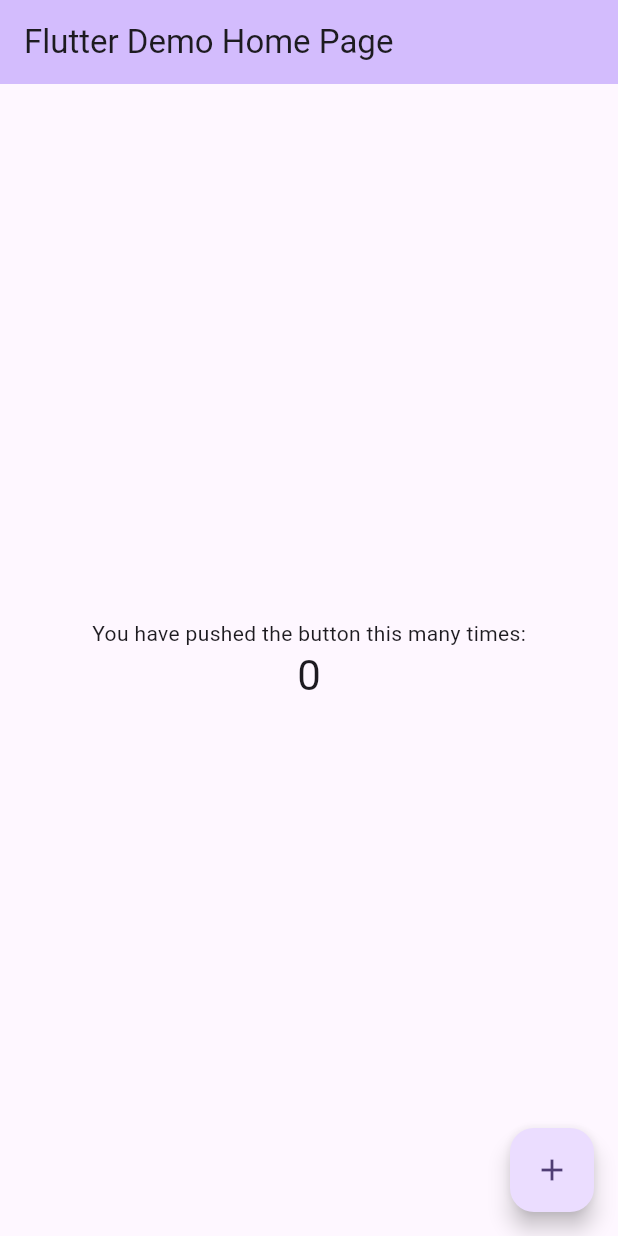
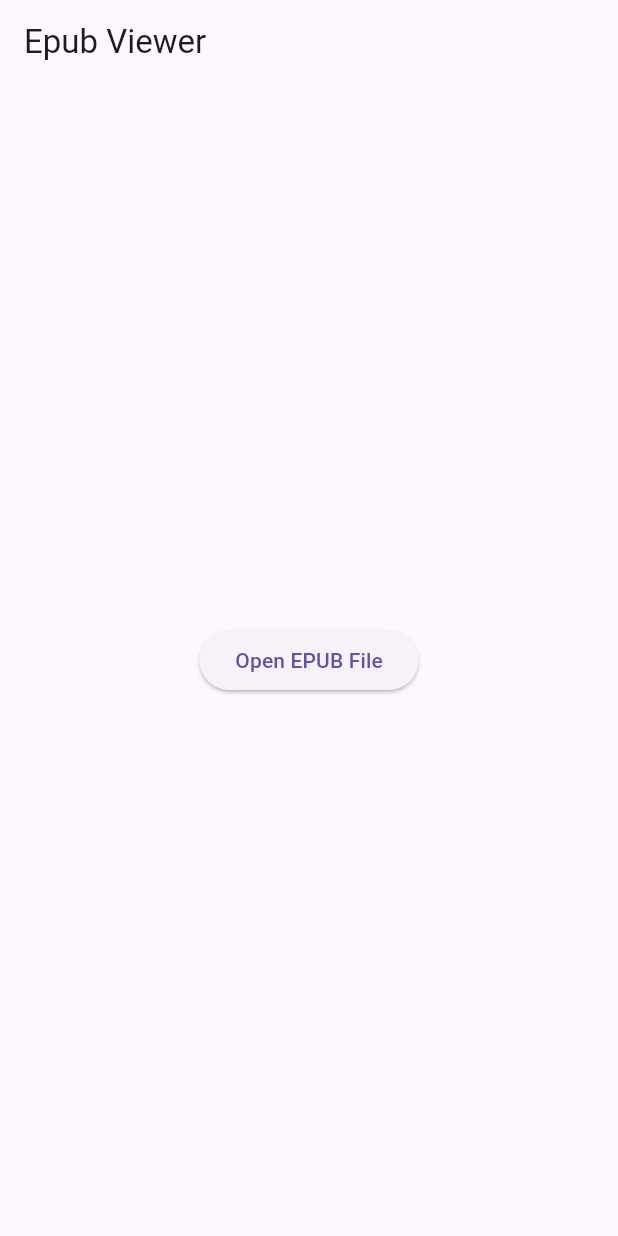
Before and after one commit to dev07060/flutter_epub_viewer, a Flutter app: the screen it shows after launch, on a phone screen of 412 x 824 dp. Run offline on Flutter 3.47's test engine with Material 3 defaults, Android fonts, the light colour scheme and no system bars; our stand-ins replace file_picker, shared_preferences, webview_flutter.

Commit message:
build : epub base

```diff
--- /dev/null
+++ b/devtools_options.yaml
@@ -0,0 +1,3 @@
+description: This file stores settings for Dart & Flutter DevTools.
+documentation: https://docs.flutter.dev/tools/devtools/extensions#configure-extension-enablement-states
+extensions:
--- a/lib/main.dart
+++ b/lib/main.dart
@@ -1,7 +1,16 @@
 import 'package:flutter/material.dart';
+import 'package:provider/provider.dart';
+
+import 'notifiers/book_notifier.dart';
+import 'screens/home_screen.dart';
 
 void main() {
-  runApp(const MyApp());
+  runApp(
+    ChangeNotifierProvider(
+      create: (context) => BookNotifier(),
+      child: const MyApp(),
+    ),
+  );
 }
 
 class MyApp extends StatelessWidget {
@@ -10,59 +19,9 @@ class MyApp extends StatelessWidget {
   @override
   Widget build(BuildContext context) {
     return MaterialApp(
-      title: 'Flutter Demo',
-      theme: ThemeData(
-        colorScheme: ColorScheme.fromSeed(seedColor: Colors.deepPurple),
-        useMaterial3: true,
-      ),
-      home: const MyHomePage(title: 'Flutter Demo Home Page'),
+      title: 'Epub Viewer',
+      theme: ThemeData(primarySwatch: Colors.blue),
+      home: const HomeScreen(),
     );
   }
 }
-
-class MyHomePage extends StatefulWidget {
-  const MyHomePage({super.key, required this.title});
-
-
-  final String title;
-
-  @override
-  State<MyHomePage> createState() => _MyHomePageState();
-}
-
-class _MyHomePageState extends State<MyHomePage> {
-  int _counter = 0;
-
-  void _incrementCounter() {
-    setState(() {
-      _counter++;
-    });
-  }
-
-  @override
-  Widget build(BuildContext context) {
-    return Scaffold(
-      appBar: AppBar(
-        backgroundColor: Theme.of(context).colorScheme.inversePrimary,
-        title: Text(widget.title),
-      ),
-      body: Center(
-        child: Column(
-          mainAxisAlignment: MainAxisAlignment.center,
-          children: <Widget>[
-            const Text('You have pushed the button this many times:'),
-            Text(
-              '$_counter',
-              style: Theme.of(context).textTheme.headlineMedium,
-            ),
-          ],
-        ),
-      ),
-      floatingActionButton: FloatingActionButton(
-        onPressed: _incrementCounter,
-        tooltip: 'Increment',
-        child: const Icon(Icons.add),
-      ),
-    );
-  }
-}
--- /dev/null
+++ b/lib/models/epub_book.dart
@@ -0,0 +1,27 @@
+class EpubBook {
+  final String title;
+  final String author;
+  final String coverImagePath; // Path relative to the unzipped directory
+  final List<EpubChapter> chapters;
+  final List<EpubChapter> tableOfContents;
+  final String unzippedPath; // Path to the temporary unzipped directory
+
+  EpubBook({
+    required this.title,
+    required this.author,
+    required this.coverImagePath,
+    required this.chapters,
+    required this.tableOfContents,
+    required this.unzippedPath,
+  });
+}
+
+class EpubChapter {
+  final String title;
+  final String contentFilePath; // Path relative to the unzipped directory
+
+  EpubChapter({
+    required this.title,
+    required this.contentFilePath,
+  });
+}
--- /dev/null
+++ b/lib/screens/home_screen.dart
@@ -0,0 +1,59 @@
+import 'package:file_picker/file_picker.dart';
+import 'package:flutter/material.dart';
+import 'package:provider/provider.dart';
+
+import '../notifiers/book_notifier.dart';
+import 'viewer_screen.dart';
+
+class HomeScreen extends StatelessWidget {
+  const HomeScreen({super.key});
+
+  Future<void> _pickAndLoadEpub(BuildContext context) async {
+    final result = await FilePicker.platform.pickFiles(
+      type: FileType.custom,
+      allowedExtensions: ['epub'],
+    );
+
+    if (result != null && result.files.single.path != null) {
+      final bookNotifier = Provider.of<BookNotifier>(context, listen: false);
+      final success = await bookNotifier.loadBook(result.files.single.path!);
+
+      // Check mount status again after async gap
+      if (context.mounted) {
+        if (success) {
+          Navigator.push(
+            context,
+            MaterialPageRoute(builder: (context) => const ViewerScreen()),
+          );
+        } else {
+          // Show error message if book loading failed
+          ScaffoldMessenger.of(context).showSnackBar(
+            const SnackBar(
+              content: Text('Failed to load EPUB. The file may be corrupt or unsupported.'),
+              backgroundColor: Colors.redAccent,
+            ),
+          );
+        }
+      }
+    }
+  }
+
+  @override
+  Widget build(BuildContext context) {
+    return Scaffold(
+      appBar: AppBar(title: const Text('Epub Viewer')),
+      body: Center(
+        child: Consumer<BookNotifier>(
+          builder: (context, notifier, child) {
+            return notifier.isLoading
+                ? const CircularProgressIndicator()
+                : ElevatedButton(
+                    onPressed: () => _pickAndLoadEpub(context),
+                    child: const Text('Open EPUB File'),
+                  );
+          },
+        ),
+      ),
+    );
+  }
+}
```
Also changed, not shown: lib/notifiers/book_notifier.dart (added, +144 -0 lines), lib/screens/metadata_screen.dart (added, +60 -0 lines), lib/screens/toc_screen.dart (added, +51 -0 lines), lib/screens/viewer_screen.dart (added, +158 -0 lines), lib/services/epub_service.dart (added, +103 -0 lines), pubspec.yaml (+7 -0 lines), pubspec.lock, 12 other files.
